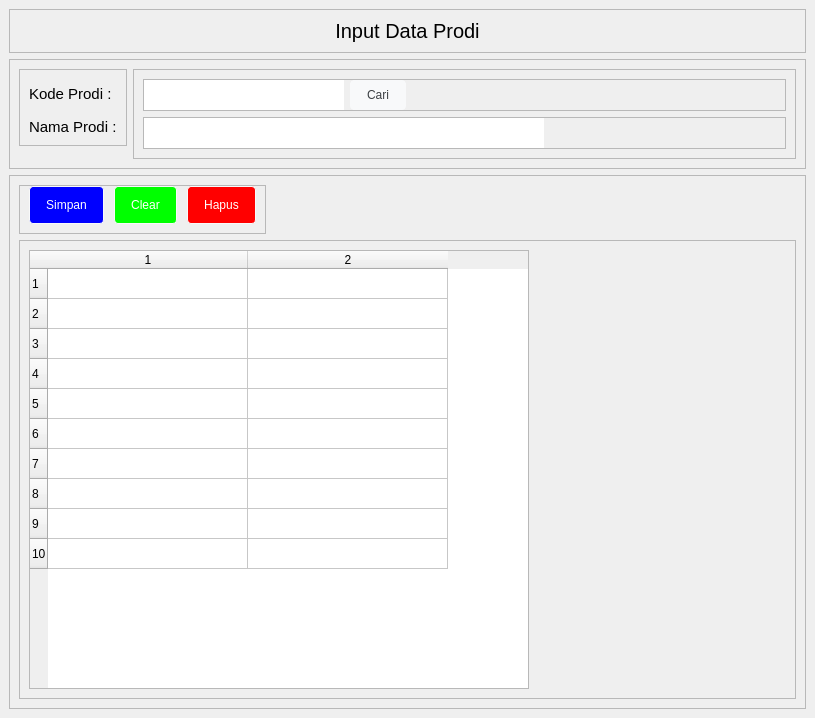
The window that ui/prodi.ui (fajaraldev/aplikasi-pengisian-krs) describes before a commit, drawn with Qt 5.
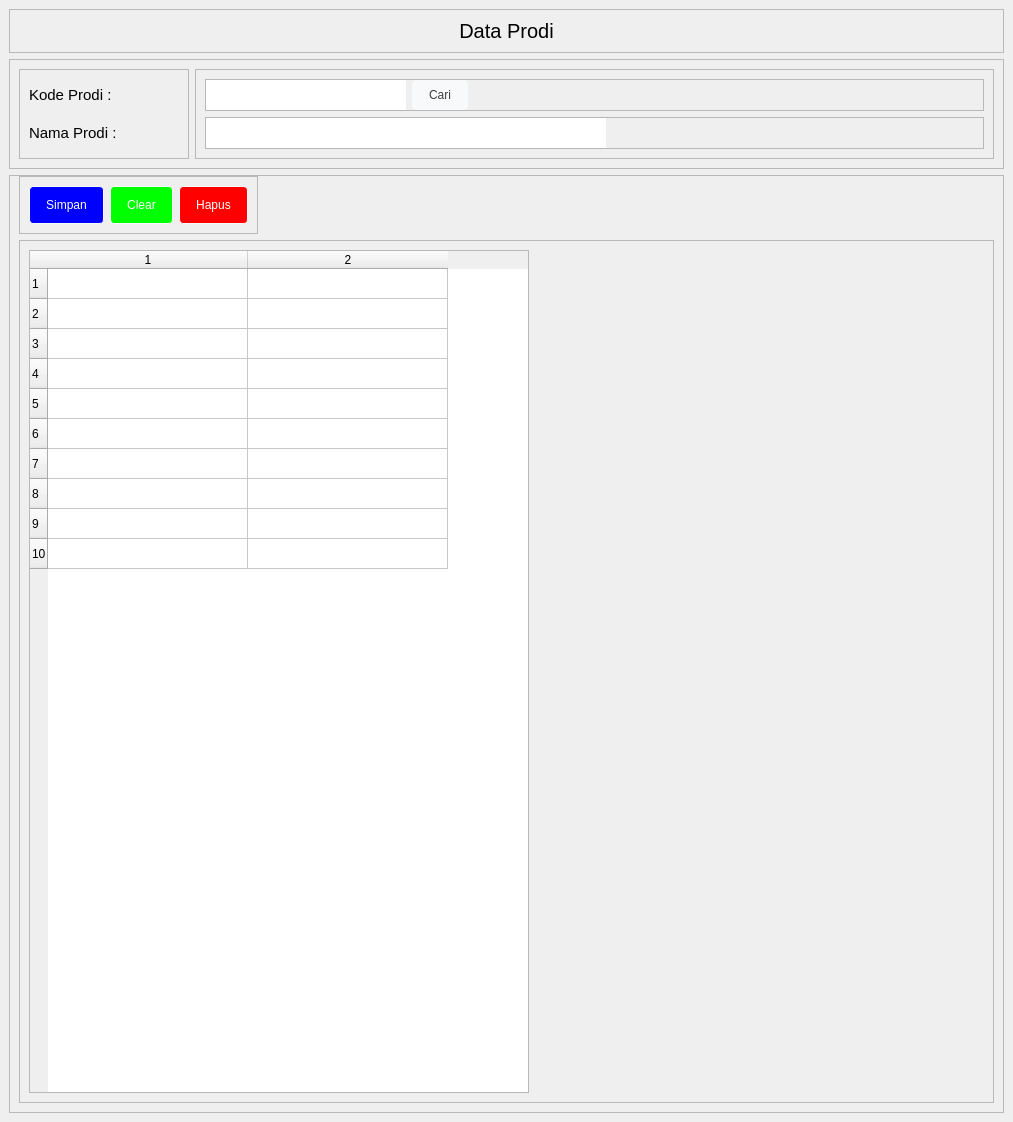
The same window after the commit.

```diff
--- a/ui/prodi.ui
+++ b/ui/prodi.ui
@@ -6,15 +6,51 @@
    <rect>
     <x>0</x>
     <y>0</y>
-    <width>815</width>
-    <height>718</height>
+    <width>1013</width>
+    <height>1122</height>
    </rect>
   </property>
+  <property name="minimumSize">
+   <size>
+    <width>480</width>
+    <height>0</height>
+   </size>
+  </property>
   <property name="windowTitle">
    <string>MainWindow</string>
   </property>
   <property name="styleSheet">
-   <string notr="true">QLineEdit, QDateEdit {
+   <string notr="true">QScrollArea{
+border: none;
+}
+
+QScrollBar:vertical {
+	background-color:#fefefe;
+	width:10px;
+}
+QScrollBar::handle:vertical {
+	background-color: #808793;
+	min-height: 30px;
+	border-radius: 4px;
+}
+QScrollBar::handle:vertical:hover{	
+	background-color:#a1a6af;
+}
+
+QScrollBar:horizontal {
+	background-color:#fefefe;
+	height:10px;
+}
+QScrollBar::handle:horizontal {
+	background-color: #808793;
+	min-height: 30px;
+	border-radius: 4px;
+}
+QScrollBar::handle:horizontal:hover{	
+	background-color:#a1a6af;
+}
+
+QLineEdit, QDateEdit {
 	border: none;
 }
 
@@ -57,34 +93,55 @@
   </property>
   <widget class="QWidget" name="centralwidget">
    <property name="sizePolicy">
-    <sizepolicy hsizetype="Expanding" vsizetype="Expanding">
+    <sizepolicy hsizetype="Preferred" vsizetype="Preferred">
      <horstretch>0</horstretch>
      <verstretch>0</verstretch>
     </sizepolicy>
    </property>
-   <property name="minimumSize">
-    <size>
-     <width>480</width>
-     <height>480</height>
-    </size>
+   <property name="styleSheet">
+    <string notr="true"/>
    </property>
    <layout class="QVBoxLayout" name="verticalLayout">
+    <property name="spacing">
+     <number>0</number>
+    </property>
+    <property name="leftMargin">
+     <number>0</number>
+    </property>
+    <property name="topMargin">
+     <number>0</number>
+    </property>
+    <property name="rightMargin">
+     <number>0</number>
+    </property>
+    <property name="bottomMargin">
+     <number>0</number>
+    </property>
     <item>
-     <widget class="QFrame" name="frame">
-      <property name="sizePolicy">
-       <sizepolicy hsizetype="Preferred" vsizetype="Fixed">
-        <horstretch>0</horstretch>
-        <verstretch>0</verstretch>
-       </sizepolicy>
+     <widget class="QScrollArea" name="scrollArea">
+      <property name="widgetResizable">
+       <bool>true</bool>
       </property>
-      <property name="frameShape">
-       <enum>QFrame::StyledPanel</enum>
-      </property>
-      <property name="frameShadow">
-       <enum>QFrame::Raised</enum>
-      </property>
-      <layout class="QHBoxLayout" name="horizontalLayout">
+      <widget class="QWidget" name="scrollAreaWidgetContents">
+       <property name="geometry">
+        <rect>
+         <x>0</x>
+         <y>0</y>
+         <width>1013</width>
+         <height>1122</height>
+        </rect>
+       </property>
+       <layout class="QVBoxLayout" name="verticalLayout_2">
        <item alignment="Qt::AlignTop">
+         <widget class="QFrame" name="frame">
+          <property name="frameShape">
+           <enum>QFrame::StyledPanel</enum>
+          </property>
+          <property name="frameShadow">
+           <enum>QFrame::Raised</enum>
+          </property>
+          <layout class="QVBoxLayout" name="verticalLayout_3">
+           <item>
         <widget class="QLabel" name="label">
          <property name="font">
           <font>
@@ -92,7 +149,7 @@
           </font>
          </property>
          <property name="text">
-          <string>Input Data Prodi</string>
+              <string>Data Prodi</string>
          </property>
          <property name="alignment">
           <set>Qt::AlignCenter</set>
@@ -105,7 +162,7 @@
     <item>
      <widget class="QFrame" name="frame_2">
       <property name="sizePolicy">
-       <sizepolicy hsizetype="Expanding" vsizetype="Preferred">
+           <sizepolicy hsizetype="Preferred" vsizetype="Preferred">
         <horstretch>0</horstretch>
         <verstretch>0</verstretch>
        </sizepolicy>
@@ -116,9 +173,27 @@
       <property name="frameShadow">
        <enum>QFrame::Raised</enum>
       </property>
-      <layout class="QHBoxLayout" name="horizontalLayout_2">
-       <item alignment="Qt::AlignLeft|Qt::AlignTop">
+          <layout class="QHBoxLayout" name="horizontalLayout">
+           <item>
         <widget class="QFrame" name="frame_4">
+             <property name="sizePolicy">
+              <sizepolicy hsizetype="Expanding" vsizetype="Preferred">
+               <horstretch>0</horstretch>
+               <verstretch>0</verstretch>
+              </sizepolicy>
+             </property>
+             <property name="minimumSize">
+              <size>
+               <width>170</width>
+               <height>0</height>
+              </size>
+             </property>
+             <property name="maximumSize">
+              <size>
+               <width>170</width>
+               <height>16777215</height>
+              </size>
+             </property>
          <property name="font">
           <font>
            <family>Segoe UI Symbol</family>
@@ -131,13 +206,7 @@
          <property name="frameShadow">
           <enum>QFrame::Raised</enum>
          </property>
-         <layout class="QVBoxLayout" name="verticalLayout_2">
-          <property name="spacing">
-           <number>15</number>
-          </property>
-          <property name="topMargin">
-           <number>15</number>
-          </property>
+             <layout class="QVBoxLayout" name="verticalLayout_6">
           <item>
            <widget class="QLabel" name="label_2">
             <property name="font">
@@ -166,22 +235,16 @@
         </widget>
        </item>
        <item>
-        <widget class="QFrame" name="frame_5">
-         <property name="sizePolicy">
-          <sizepolicy hsizetype="Expanding" vsizetype="Preferred">
-           <horstretch>0</horstretch>
-           <verstretch>0</verstretch>
-          </sizepolicy>
-         </property>
-         <property name="frameShape">
-          <enum>QFrame::StyledPanel</enum>
-         </property>
-         <property name="frameShadow">
-          <enum>QFrame::Raised</enum>
-         </property>
-         <layout class="QVBoxLayout" name="verticalLayout_3">
-          <item>
            <widget class="QFrame" name="frame_6">
+             <property name="frameShape">
+              <enum>QFrame::StyledPanel</enum>
+             </property>
+             <property name="frameShadow">
+              <enum>QFrame::Raised</enum>
+             </property>
+             <layout class="QVBoxLayout" name="verticalLayout_8">
+              <item>
+               <widget class="QFrame" name="frame_7">
             <property name="sizePolicy">
              <sizepolicy hsizetype="Preferred" vsizetype="Preferred">
               <horstretch>0</horstretch>
@@ -321,8 +384,11 @@
       <property name="frameShadow">
        <enum>QFrame::Raised</enum>
       </property>
-      <layout class="QVBoxLayout" name="verticalLayout_11">
-       <item alignment="Qt::AlignLeft">
+          <layout class="QVBoxLayout" name="verticalLayout_4">
+           <property name="topMargin">
+            <number>0</number>
+           </property>
+           <item alignment="Qt::AlignLeft|Qt::AlignTop">
         <widget class="QFrame" name="frame_14">
          <property name="frameShape">
           <enum>QFrame::StyledPanel</enum>
@@ -330,13 +396,7 @@
          <property name="frameShadow">
           <enum>QFrame::Raised</enum>
          </property>
-         <layout class="QHBoxLayout" name="horizontalLayout_4">
-          <property name="spacing">
-           <number>10</number>
-          </property>
-          <property name="topMargin">
-           <number>0</number>
-          </property>
+             <layout class="QHBoxLayout" name="horizontalLayout_2">
           <item>
            <widget class="QPushButton" name="btnSimpan">
             <property name="minimumSize">
@@ -386,18 +446,18 @@
         </widget>
        </item>
        <item>
-        <widget class="QFrame" name="frame_15">
+            <widget class="QFrame" name="frame_5">
          <property name="frameShape">
           <enum>QFrame::StyledPanel</enum>
          </property>
          <property name="frameShadow">
           <enum>QFrame::Raised</enum>
          </property>
-         <layout class="QVBoxLayout" name="verticalLayout_12">
+             <layout class="QVBoxLayout" name="verticalLayout_5">
           <item>
            <widget class="QTableWidget" name="gridProdi">
             <property name="sizePolicy">
-             <sizepolicy hsizetype="Expanding" vsizetype="Expanding">
+                 <sizepolicy hsizetype="Preferred" vsizetype="Expanding">
               <horstretch>0</horstretch>
               <verstretch>0</verstretch>
              </sizepolicy>
@@ -405,7 +465,7 @@
             <property name="minimumSize">
              <size>
               <width>300</width>
-              <height>0</height>
+                  <height>500</height>
              </size>
             </property>
             <property name="maximumSize">
@@ -423,9 +483,6 @@
             <attribute name="horizontalHeaderDefaultSectionSize">
              <number>200</number>
             </attribute>
-            <attribute name="horizontalHeaderMinimumSectionSize">
-             <number>36</number>
-            </attribute>
             <row/>
             <row/>
             <row/>
@@ -444,6 +501,10 @@
         </widget>
        </item>
       </layout>
+         </widget>
+        </item>
+       </layout>
+      </widget>
      </widget>
     </item>
    </layout>
```
Lines whose indentation alone changed are shown as unchanged.
